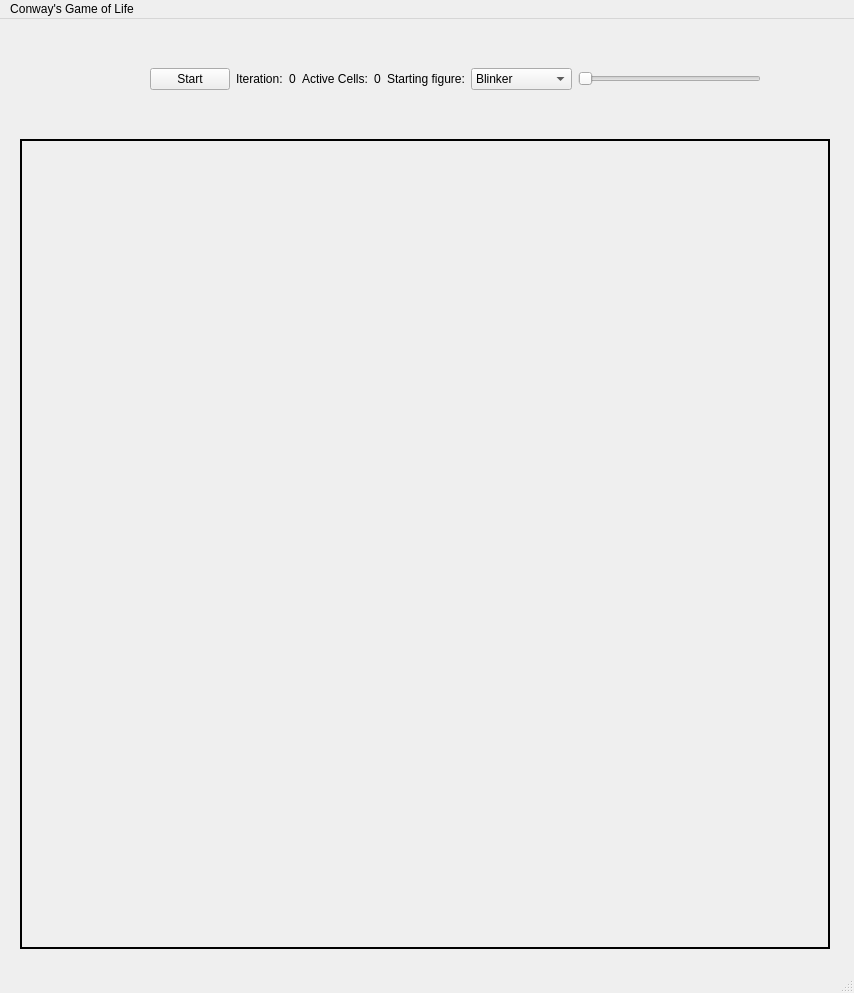
This is mainwindow.ui in jhonitmon/gameoflife_ui as Qt 5 draws it before an edit. The edited form follows.
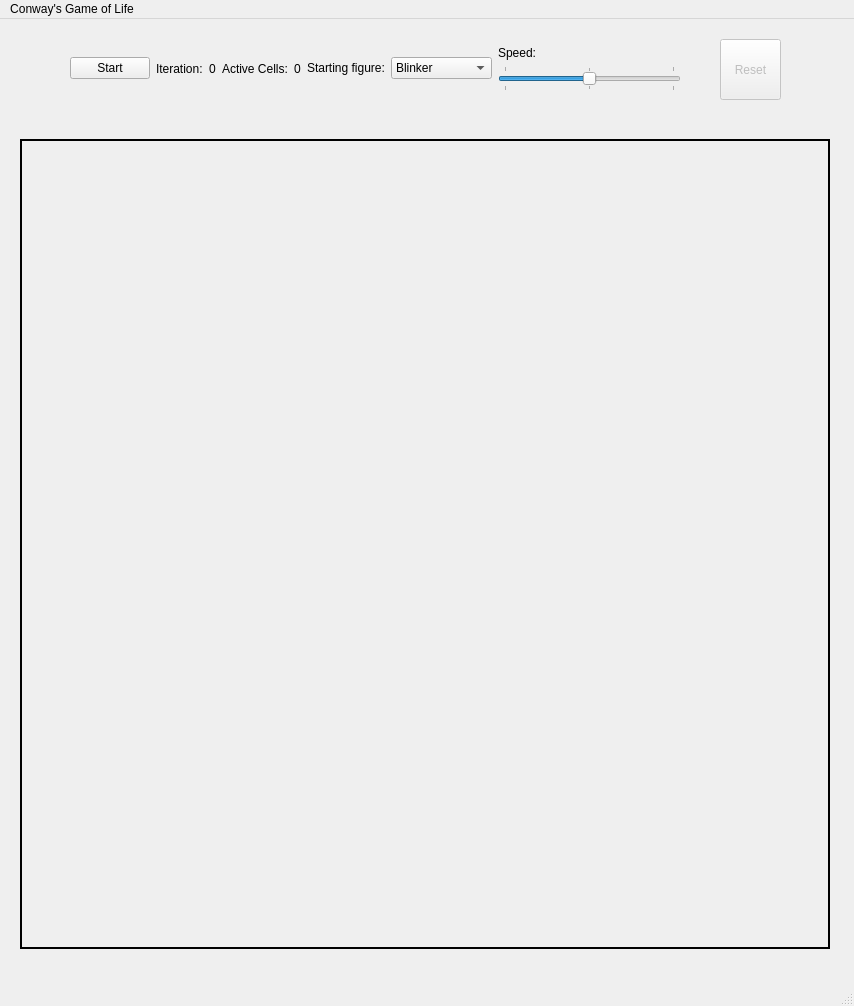
This is the edited form.

Commit message: reset button and speed slider added

```diff
--- a/mainwindow.ui
+++ b/mainwindow.ui
@@ -7,12 +7,15 @@
     <x>0</x>
     <y>0</y>
     <width>854</width>
-    <height>993</height>
+    <height>1006</height>
    </rect>
   </property>
   <property name="windowTitle">
    <string>MainWindow</string>
   </property>
+  <property name="tabShape">
+   <enum>QTabWidget::Rounded</enum>
+  </property>
   <widget class="QWidget" name="centralwidget">
    <widget class="QLabel" name="grid">
     <property name="enabled">
@@ -45,8 +48,8 @@
    <widget class="QWidget" name="gridLayoutWidget_4">
     <property name="geometry">
      <rect>
-      <x>150</x>
-      <y>20</y>
+      <x>70</x>
+      <y>10</y>
       <width>611</width>
       <height>80</height>
      </rect>
@@ -134,19 +137,58 @@
       </layout>
      </item>
      <item row="0" column="4">
+      <layout class="QVBoxLayout" name="verticalLayout">
+       <item>
+        <widget class="QLabel" name="label_4">
+         <property name="text">
+          <string>Speed:</string>
+         </property>
+        </widget>
+       </item>
+       <item>
       <widget class="QSlider" name="horizontalSlider">
        <property name="minimum">
         <number>1</number>
        </property>
        <property name="maximum">
-        <number>10</number>
+          <number>3</number>
+         </property>
+         <property name="pageStep">
+          <number>5</number>
+         </property>
+         <property name="sliderPosition">
+          <number>2</number>
        </property>
        <property name="orientation">
         <enum>Qt::Horizontal</enum>
        </property>
+         <property name="tickPosition">
+          <enum>QSlider::TicksBothSides</enum>
+         </property>
+         <property name="tickInterval">
+          <number>1</number>
+         </property>
       </widget>
      </item>
     </layout>
+     </item>
+    </layout>
+   </widget>
+   <widget class="QPushButton" name="btn_reset">
+    <property name="enabled">
+     <bool>false</bool>
+    </property>
+    <property name="geometry">
+     <rect>
+      <x>720</x>
+      <y>20</y>
+      <width>61</width>
+      <height>61</height>
+     </rect>
+    </property>
+    <property name="text">
+     <string>Reset</string>
+    </property>
    </widget>
   </widget>
   <widget class="QMenuBar" name="menubar">
```
Lines whose indentation alone changed are shown as unchanged. The commit also changes 2 other files.
